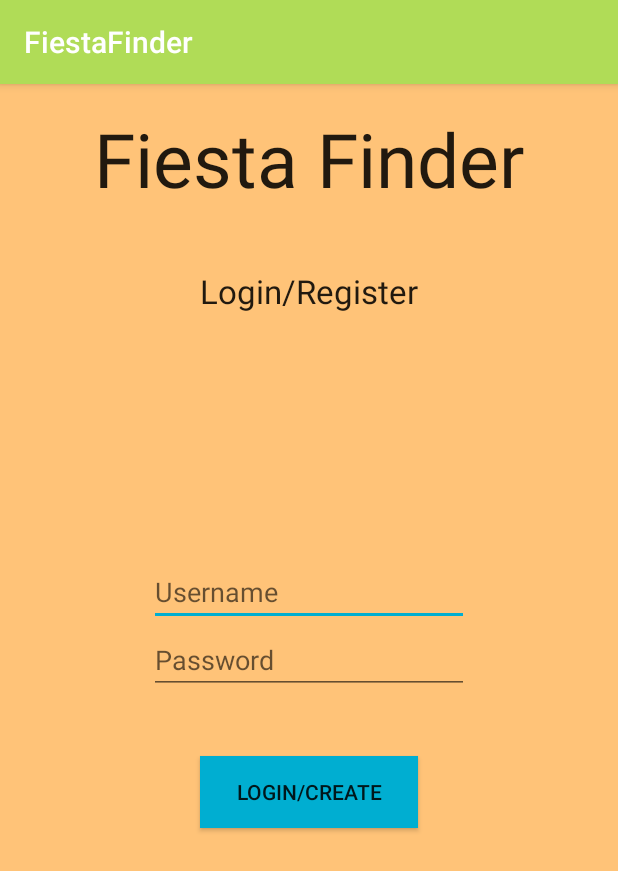
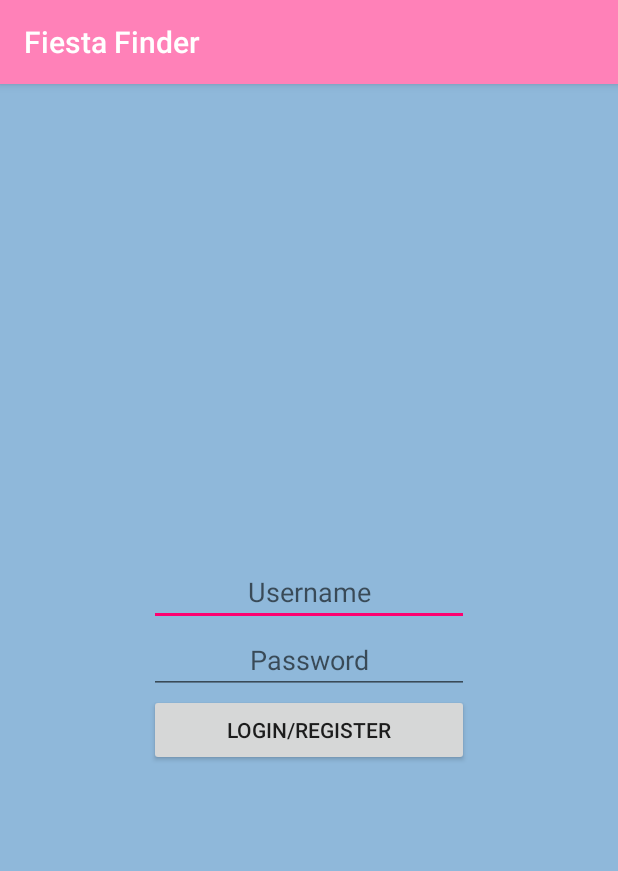
Before and after one commit to Ralven/FiestaFinder, an Android app: the LoginScreen screen opened directly, with no data from a screen before it, on a phone screen of 412 x 824 dp. Shown: the top 871 px of the screen. Run offline under Robolectric (Android 15) with nearby library versions, the phone set to English and light mode, and no system bars; our stand-ins replace Volley; network calls fail.

Commit message:
post as user functionality & UI rework
added functionality to post as a user or to remain anonymous, reworked
the PostCreate UI and the LoginScreen UI fixed bug that didn’t allow
multiple posts added bundle passing between activities for the username
as well.

```diff
--- a/app/src/main/java/groupfiesta/fiestafinder/LoginScreen.java
+++ b/app/src/main/java/groupfiesta/fiestafinder/LoginScreen.java
@@ -50,7 +50,10 @@ public class LoginScreen extends AppCompatActivity {
                             JSONObject jsonObject = new JSONObject(response);
                             if (jsonObject.names().get(0).equals("success")) {
                                 Toast.makeText(getApplicationContext(), "SUCCESS " + jsonObject.getString("success"), Toast.LENGTH_LONG).show();
-                                startActivity(new Intent(getApplicationContext(), LocationList.class));
+                                Intent locationLaunchIntent = new Intent(getApplicationContext(),LocationList.class);
+
+                                locationLaunchIntent.putExtra("username",username.getText().toString());
+                                startActivity(locationLaunchIntent);
                             } else {
                                 Toast.makeText(getApplicationContext(), "Error " + jsonObject.getString("error"), Toast.LENGTH_LONG).show();
                             }
--- a/app/src/main/res/layout/activity_login.xml
+++ b/app/src/main/res/layout/activity_login.xml
@@ -3,32 +3,10 @@
     xmlns:tools="http://schemas.android.com/tools"
     android:layout_width="match_parent"
     android:layout_height="match_parent"
-    android:paddingBottom="@dimen/activity_vertical_margin"
-    android:paddingLeft="@dimen/activity_horizontal_margin"
-    android:paddingRight="@dimen/activity_horizontal_margin"
-    android:paddingTop="@dimen/activity_vertical_margin"
     android:background="@color/backgroundColor"
-    tools:context=".LoginScreen">
-
-    <TextView
-        android:layout_width="wrap_content"
-        android:layout_height="wrap_content"
-        android:textAppearance="?android:attr/textAppearanceLarge"
-        android:text="@string/fiesta_finder"
-        android:id="@+id/title"
-        android:layout_alignParentTop="true"
-        android:layout_centerHorizontal="true"
-        android:textSize="50sp" />
-
-    <TextView
-        android:layout_width="wrap_content"
-        android:layout_height="wrap_content"
-        android:textAppearance="?android:attr/textAppearanceLarge"
-        android:text="@string/login_subscribe"
-        android:id="@+id/login_text"
-        android:layout_below="@+id/title"
-        android:layout_centerHorizontal="true"
-        android:layout_marginTop="40dp" />
+    tools:context=".LoginScreen"
+    android:textAlignment="center"
+    android:padding="5dp">
 
     <EditText
         android:layout_width="wrap_content"
@@ -36,8 +14,10 @@
         android:id="@+id/username_input"
         android:hint="@string/username_hint"
         android:layout_above="@+id/password_input"
-        android:layout_alignStart="@+id/password_input"
-        android:layout_alignEnd="@+id/password_input" />
+        android:textAlignment="center"
+        android:layout_alignEnd="@+id/password_input"
+        android:layout_alignStart="@+id/password_input" />
+
 
     <EditText
         android:layout_width="wrap_content"
@@ -47,17 +27,16 @@
         android:id="@+id/password_input"
         android:hint="@string/password"
         android:layout_centerVertical="true"
-        android:layout_centerHorizontal="true" />
+        android:layout_centerHorizontal="true"
+        android:textAlignment="center" />
 
     <Button
         android:layout_width="wrap_content"
         android:layout_height="wrap_content"
         android:text="@string/login_create"
         android:id="@+id/login_button"
-        android:background="@color/colorAccent"
         android:layout_below="@+id/password_input"
-        android:layout_marginTop="41dp"
-        android:layout_alignEnd="@+id/login_text"
-        android:layout_alignStart="@+id/login_text" />
+        android:layout_alignStart="@+id/password_input"
+        android:layout_alignEnd="@+id/password_input" />
 
 </RelativeLayout>
--- a/app/src/main/res/values/colors.xml
+++ b/app/src/main/res/values/colors.xml
@@ -1,7 +1,8 @@
 <?xml version="1.0" encoding="utf-8"?>
 <resources>
-    <color name="colorPrimary">#b0dc57</color>
-    <color name="colorPrimaryDark">#fbfb8fb7</color>
-    <color name="colorAccent">#00aed1</color>
-    <color name="backgroundColor">#ffc378</color>
+    <color name="colorPrimary">#ff81b8</color>
+    <color name="colorPrimaryDark">#67598e</color>
+    <color name="colorAccent">#ff0070</color>
+    <color name="backgroundColor">#8fb8da</color>
+    <color name="textBackgroundColor">#e0e0e0</color>
 </resources>
```
Also changed, not shown: app/src/main/AndroidManifest.xml (+6 -2 lines), app/src/main/java/groupfiesta/fiestafinder/LocationList.java (+11 -4 lines), app/src/main/java/groupfiesta/fiestafinder/PostCreate.java (+30 -8 lines), app/src/main/res/layout/activity_post_create.xml (+42 -5 lines), app/src/main/res/layout/content_location_list.xml (+5 -3 lines), app/src/main/res/layout/fragment_place.xml (deleted, +0 -48 lines), app/src/main/res/layout/list_item.xml (+4 -3 lines), app/src/main/res/values/strings.xml (+18 -5 lines), app/src/main/res/drawable/splash2.png.
